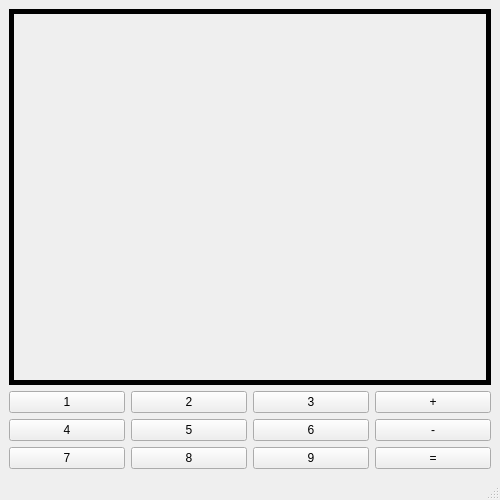
Before: the Qt Designer form src/frontend/MainWindow.ui in Xaempel/AnotherSimpleCalculator, drawn with Qt 5.
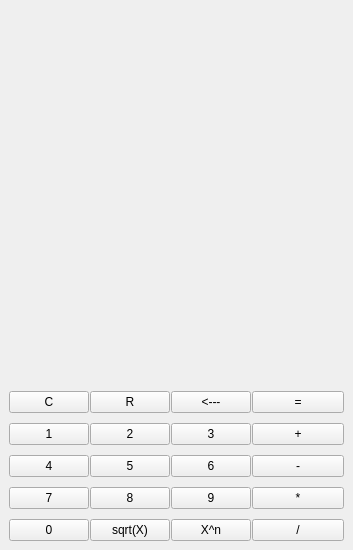
After: the same form once the commit is applied.

Commit message: <Feature> -- Improvemed a sketch of calculator

```diff
--- a/src/frontend/MainWindow.ui
+++ b/src/frontend/MainWindow.ui
@@ -6,20 +6,20 @@
    <rect>
     <x>0</x>
     <y>0</y>
-    <width>500</width>
-    <height>500</height>
+    <width>353</width>
+    <height>550</height>
    </rect>
   </property>
   <property name="minimumSize">
    <size>
-    <width>500</width>
+    <width>300</width>
     <height>500</height>
    </size>
   </property>
   <property name="maximumSize">
    <size>
-    <width>500</width>
-    <height>500</height>
+    <width>353</width>
+    <height>600</height>
    </size>
   </property>
   <property name="windowTitle">
@@ -29,8 +29,25 @@
    <layout class="QVBoxLayout" name="verticalLayout">
     <item>
      <widget class="QLabel" name="operationMonit">
+      <property name="sizePolicy">
+       <sizepolicy hsizetype="Minimum" vsizetype="Minimum">
+        <horstretch>0</horstretch>
+        <verstretch>0</verstretch>
+       </sizepolicy>
+      </property>
+      <property name="maximumSize">
+       <size>
+        <width>16777215</width>
+        <height>16777215</height>
+       </size>
+      </property>
+      <property name="font">
+       <font>
+        <pointsize>18</pointsize>
+       </font>
+      </property>
       <property name="frameShape">
-       <enum>QFrame::Shape::Box</enum>
+       <enum>QFrame::Shape::NoFrame</enum>
       </property>
       <property name="lineWidth">
        <number>5</number>
@@ -38,109 +55,172 @@
       <property name="text">
        <string/>
       </property>
+      <property name="scaledContents">
+       <bool>true</bool>
+      </property>
+      <property name="alignment">
+       <set>Qt::AlignmentFlag::AlignCenter</set>
+      </property>
      </widget>
     </item>
     <item>
-     <layout class="QGridLayout" name="operationLayout">
-      <item row="1" column="3">
-       <widget class="QPushButton" name="num_6">
+     <layout class="QGridLayout" name="operationLayout" rowstretch="0,0,0,0,0" columnstretch="0,0,0,0,2" rowminimumheight="0,0,0,0,0">
+      <property name="sizeConstraint">
+       <enum>QLayout::SizeConstraint::SetFixedSize</enum>
+      </property>
+      <property name="topMargin">
+       <number>0</number>
+      </property>
+      <property name="horizontalSpacing">
+       <number>1</number>
+      </property>
+      <property name="verticalSpacing">
+       <number>10</number>
+      </property>
+      <item row="3" column="3">
+       <widget class="QPushButton" name="num_9">
         <property name="text">
-         <string>6</string>
+         <string>9</string>
         </property>
        </widget>
       </item>
-      <item row="1" column="1">
+      <item row="2" column="1">
        <widget class="QPushButton" name="num_4">
         <property name="text">
          <string>4</string>
         </property>
        </widget>
       </item>
-      <item row="0" column="3">
-       <widget class="QPushButton" name="num_3">
+      <item row="4" column="4">
+       <widget class="QPushButton" name="divisionOperation">
         <property name="text">
-         <string>3</string>
+         <string>/</string>
         </property>
        </widget>
       </item>
-      <item row="2" column="1">
-       <widget class="QPushButton" name="num_7">
-        <property name="text">
-         <string>7</string>
-        </property>
-       </widget>
-      </item>
-      <item row="2" column="2">
-       <widget class="QPushButton" name="num_8">
-        <property name="text">
-         <string>8</string>
-        </property>
-       </widget>
-      </item>
-      <item row="0" column="2">
+      <item row="1" column="2">
        <widget class="QPushButton" name="num_2">
         <property name="text">
          <string>2</string>
         </property>
        </widget>
       </item>
-      <item row="0" column="1">
-       <widget class="QPushButton" name="num_1">
+      <item row="2" column="3">
+       <widget class="QPushButton" name="num_6">
         <property name="text">
-         <string>1</string>
+         <string>6</string>
         </property>
        </widget>
       </item>
-      <item row="1" column="2">
+      <item row="2" column="2">
        <widget class="QPushButton" name="num_5">
         <property name="text">
          <string>5</string>
         </property>
        </widget>
       </item>
-      <item row="2" column="3">
-       <widget class="QPushButton" name="num_9">
+      <item row="3" column="4">
+       <widget class="QPushButton" name="multiOperation">
         <property name="text">
-         <string>9</string>
+         <string>*</string>
         </property>
        </widget>
       </item>
-      <item row="0" column="4">
+      <item row="1" column="3">
+       <widget class="QPushButton" name="num_3">
+        <property name="text">
+         <string>3</string>
+        </property>
+       </widget>
+      </item>
+      <item row="3" column="2">
+       <widget class="QPushButton" name="num_8">
+        <property name="text">
+         <string>8</string>
+        </property>
+       </widget>
+      </item>
+      <item row="1" column="4">
        <widget class="QPushButton" name="addOperation">
         <property name="text">
          <string>+</string>
         </property>
        </widget>
       </item>
-      <item row="1" column="4">
+      <item row="3" column="1">
+       <widget class="QPushButton" name="num_7">
+        <property name="text">
+         <string>7</string>
+        </property>
+       </widget>
+      </item>
+      <item row="2" column="4">
        <widget class="QPushButton" name="minusOperation">
         <property name="text">
          <string>-</string>
         </property>
        </widget>
       </item>
-      <item row="2" column="4">
+      <item row="1" column="1">
+       <widget class="QPushButton" name="num_1">
+        <property name="text">
+         <string>1</string>
+        </property>
+       </widget>
+      </item>
+      <item row="0" column="1">
+       <widget class="QPushButton" name="clearButton">
+        <property name="text">
+         <string>C</string>
+        </property>
+       </widget>
+      </item>
+      <item row="4" column="1">
+       <widget class="QPushButton" name="num_0">
+        <property name="text">
+         <string>0</string>
+        </property>
+       </widget>
+      </item>
+      <item row="0" column="4">
        <widget class="QPushButton" name="equalOperation">
         <property name="text">
          <string>=</string>
         </property>
        </widget>
       </item>
+      <item row="0" column="3">
+       <widget class="QPushButton" name="undoActionButton">
+        <property name="text">
+         <string>&lt;---</string>
+        </property>
+       </widget>
+      </item>
+      <item row="0" column="2">
+       <widget class="QPushButton" name="LastOperationsRecords">
+        <property name="text">
+         <string>R</string>
+        </property>
+       </widget>
+      </item>
+      <item row="4" column="3">
+       <widget class="QPushButton" name="ExponentiationButton">
+        <property name="text">
+         <string>X^n</string>
+        </property>
+       </widget>
+      </item>
+      <item row="4" column="2">
+       <widget class="QPushButton" name="squarerootButton">
+        <property name="text">
+         <string>sqrt(X)</string>
+        </property>
+       </widget>
+      </item>
      </layout>
     </item>
    </layout>
   </widget>
-  <widget class="QMenuBar" name="menubar">
-   <property name="geometry">
-    <rect>
-     <x>0</x>
-     <y>0</y>
-     <width>500</width>
-     <height>30</height>
-    </rect>
-   </property>
-  </widget>
-  <widget class="QStatusBar" name="statusbar"/>
  </widget>
  <resources/>
  <connections/>
```
The commit also changes 2 other files.
